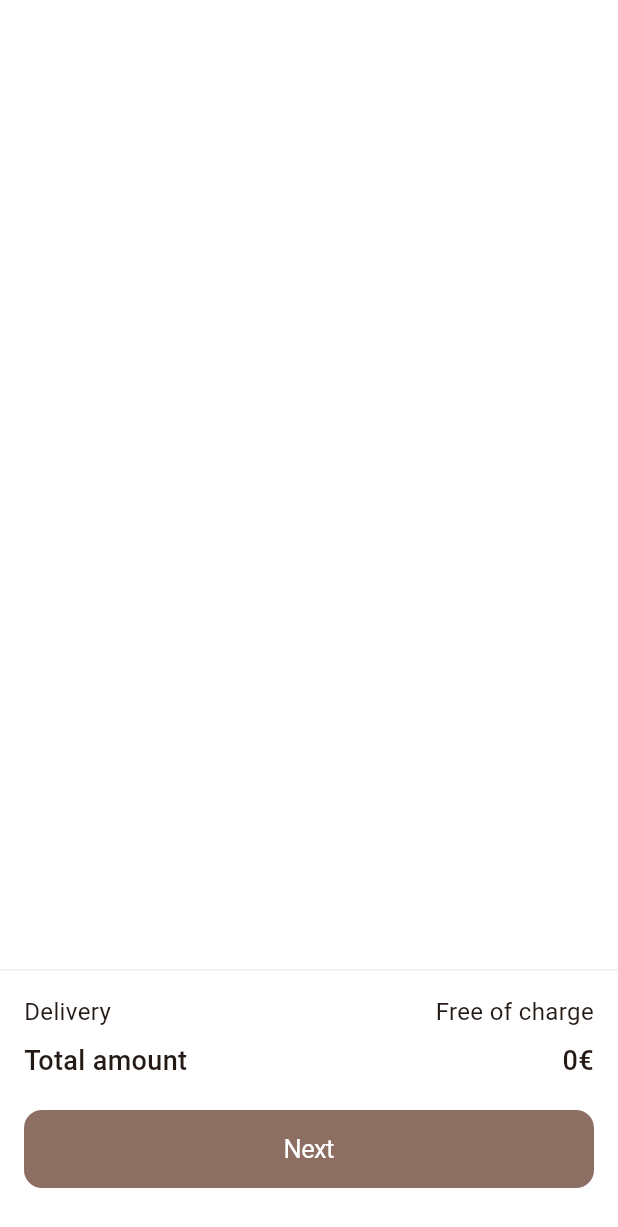
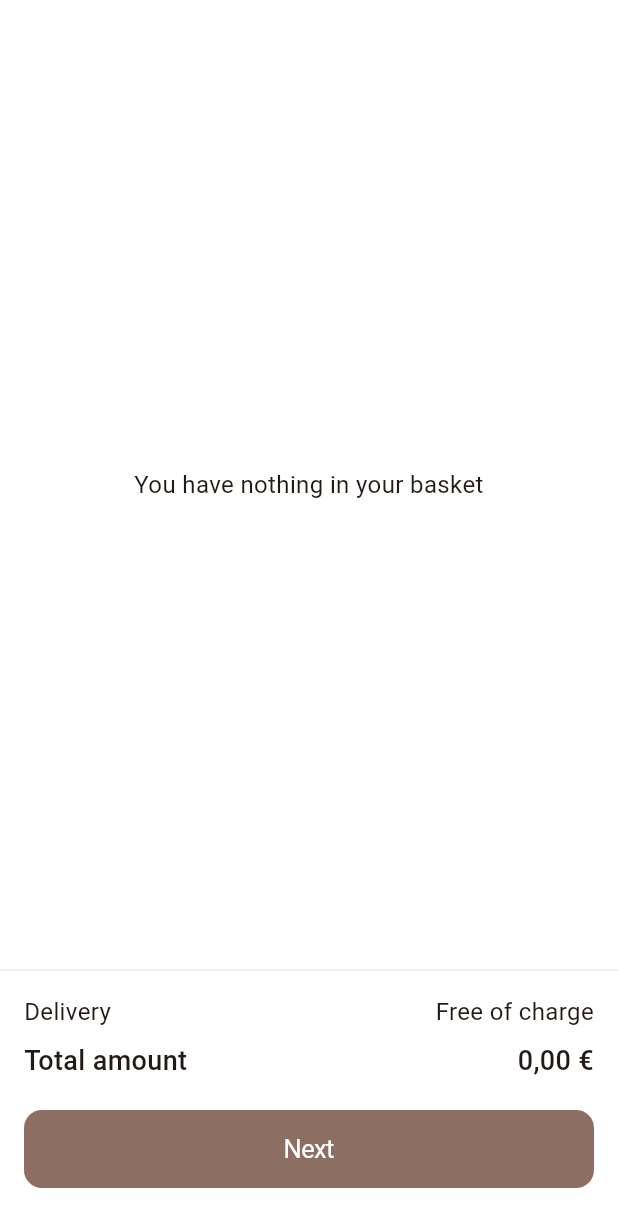
Before and after one commit to festelo/appinio-home-test, a Flutter app: the BasketFoodListPage widget shown alone on an empty page, opened directly, on a phone screen of 412 x 824 dp. Shown: the top 1227 px of the screen. Run offline on Flutter 3.47's test engine with Material 3 defaults, Android fonts, the phone set to English and light mode, and no system bars; our stand-ins replace cloud_firestore, decimal, equatable, firebase_core, flutter_bloc; accounts and stored records are empty.

Commit message:
ui fixes

```diff
--- a/lib/ui/extensions/price_extensions.dart
+++ b/lib/ui/extensions/price_extensions.dart
@@ -1,5 +1,7 @@
 import 'package:decimal/decimal.dart';
+import 'package:intl/intl.dart';
 
 extension PriceExtensions on Decimal {
-  String formatAsPrice() => '$this€';
+  String formatAsPrice() =>
+      NumberFormat.currency(locale: 'de_DE', symbol: '€').format(toDouble());
 }
--- a/lib/ui/pages/basket_sheet/basket_food_list_page/basket_food_list_page.dart
+++ b/lib/ui/pages/basket_sheet/basket_food_list_page/basket_food_list_page.dart
@@ -1,4 +1,5 @@
 import 'package:appinio_bloc/ui/pages/basket_sheet/basket_food_list_page/basket_food_list_cubit.dart';
+import 'package:appinio_bloc/ui/pages/basket_sheet/basket_food_list_page/widgets/no_food_placeholder.dart';
 import 'package:appinio_bloc/ui/pages/basket_sheet/routes.dart';
 import 'package:appinio_bloc/ui/pages/basket_sheet/widgets/basket_sheet_content_decoration.dart';
 import 'package:appinio_bloc/ui/pages/basket_sheet/widgets/basket_sheet_summary.dart';
@@ -26,7 +27,9 @@ class BasketFoodListPage extends StatelessWidget {
       child: Column(
         children: [
           Expanded(
-            child: ListView.builder(
+            child: foodList.isEmpty
+                ? const NoFoodPlaceholder()
+                : ListView.builder(
                     itemCount: foodList.length,
                     itemBuilder: (context, i) => FoodListItem(
                       image: NetworkImage(foodList[i].food.imageUrl),
--- /dev/null
+++ b/lib/ui/pages/basket_sheet/basket_food_list_page/widgets/no_food_placeholder.dart
@@ -0,0 +1,20 @@
+import 'package:appinio_bloc/ui/theme.dart';
+import 'package:flutter/widgets.dart';
+
+class NoFoodPlaceholder extends StatelessWidget {
+  const NoFoodPlaceholder({super.key});
+
+  @override
+  Widget build(BuildContext context) {
+    return Padding(
+      padding: const EdgeInsets.all(32),
+      child: Center(
+        child: Text(
+          'You have nothing in your basket',
+          textAlign: TextAlign.center,
+          style: titleThinTextStyle,
+        ),
+      ),
+    );
+  }
+}
--- a/lib/ui/theme.dart
+++ b/lib/ui/theme.dart
@@ -21,6 +21,10 @@ TextStyle get titleTextStyle => const TextStyle(
       fontWeight: FontWeight.w600,
     );
 
+TextStyle get titleThinTextStyle => const TextStyle(
+      fontSize: 16,
+    );
+
 TextStyle get regularTextStyle => const TextStyle(
       fontSize: 14,
     );
--- a/lib/ui/widgets/price_button.dart
+++ b/lib/ui/widgets/price_button.dart
@@ -28,7 +28,7 @@ class PriceButton extends StatelessWidget {
           padding: const EdgeInsets.symmetric(
             vertical: 4,
           ),
-          width: 60,
+          width: 74,
           alignment: Alignment.center,
           child: Text(
             price.formatAsPrice(),
--- a/pubspec.yaml
+++ b/pubspec.yaml
@@ -19,6 +19,7 @@ dependencies:
     sdk: flutter
 
   flutter_bloc: ^8.1.3
+  intl: ^0.19.0
   url_launcher: ^6.2.4
 
 dev_dependencies:
```
Also changed, not shown: lib/ui/pages/food_list_page/widgets/empty_placeholder.dart (added, +17 -0 lines), lib/ui/pages/food_list_page/widgets/food_list_view.dart (+7 -0 lines), pubspec.lock, 1 other file. Lines whose indentation alone changed are shown as unchanged.
